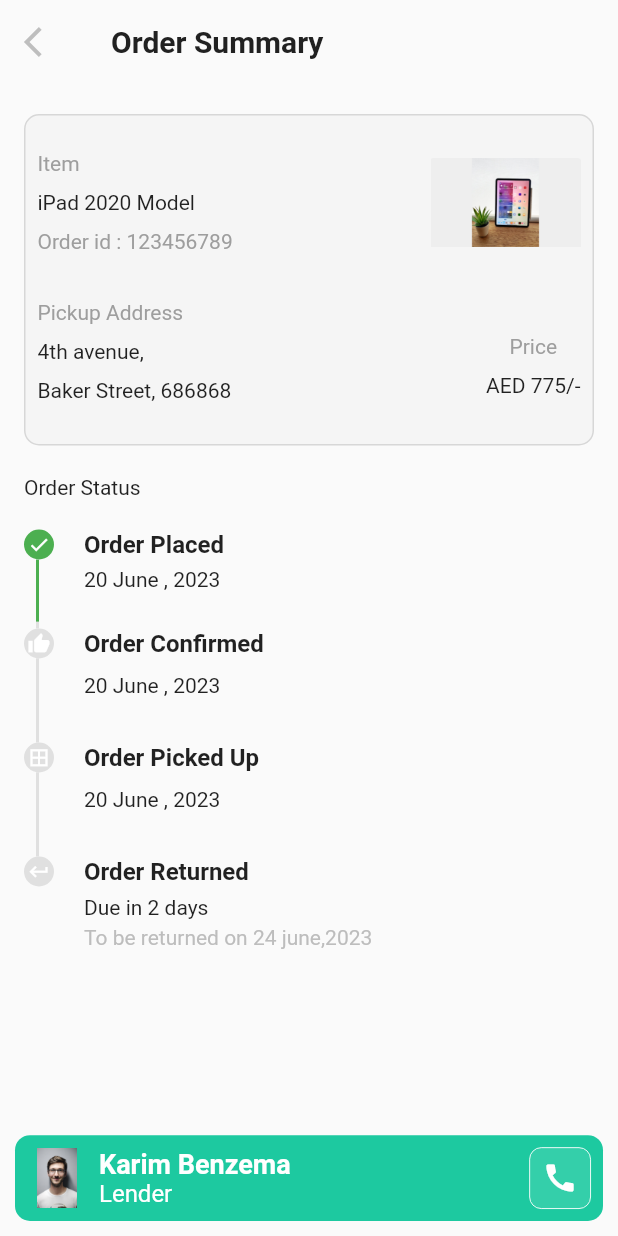
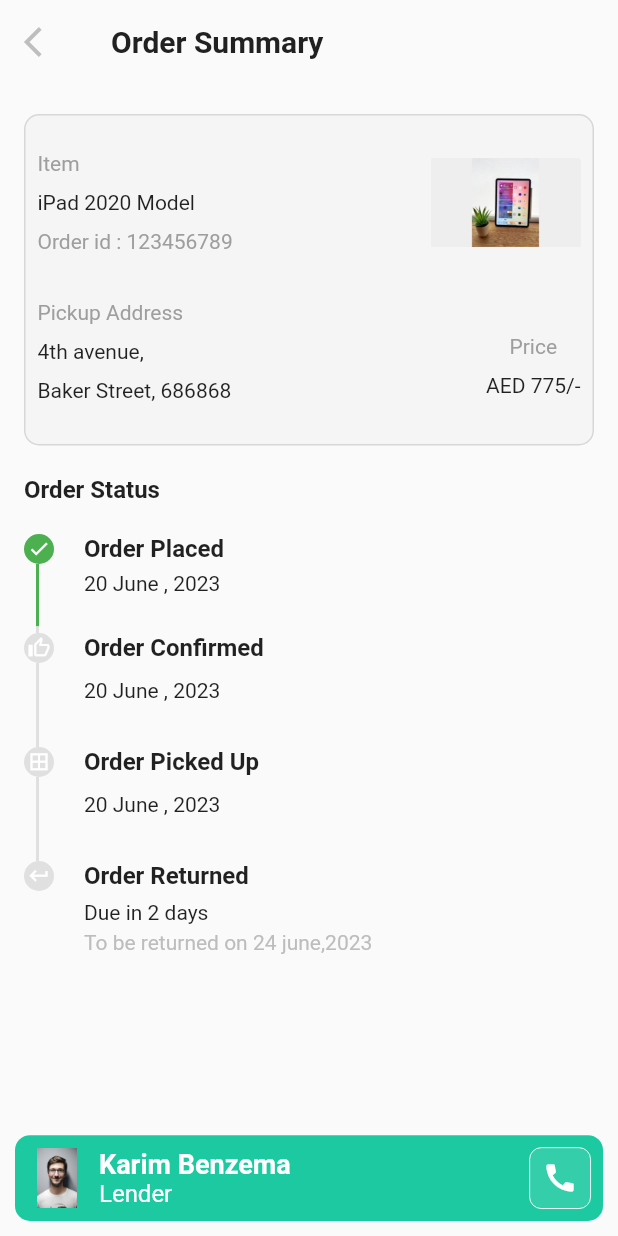
Before and after one commit to jithuhari/calender_rendal_app, a Flutter app: the screen it shows after launch, on a phone screen of 412 x 824 dp. Run offline on Flutter 3.47's test engine with Material 2 defaults, Android fonts, the phone set to English and light mode, and no system bars; our stand-ins replace get, table_calendar; missing offline and left inert: order_tracker_zen.

Commit message:
done some changes in ui

```diff
--- a/lib/features/order_summary/order_summary_screen.dart
+++ b/lib/features/order_summary/order_summary_screen.dart
@@ -30,7 +30,10 @@ class OrderSummaryScreen extends StatelessWidget {
               SizedBox(
                 height: 20,
               ),
-              Text('Order Status'),
+              Text(
+                'Order Status',
+                style: TextStyle(fontWeight: FontWeight.bold, fontSize: 16),
+              ),
               SizedBox(
                 height: 20,
               ),
--- a/lib/features/order_summary/source/order_tracker.dart
+++ b/lib/features/order_summary/source/order_tracker.dart
@@ -290,7 +290,7 @@ class _OrderTrackerState extends State<OrderTracker>
                           : widget.inActiveColor ?? Colors.grey[300],
                       borderRadius: BorderRadius.circular(50)),
                   child: const Icon(
-                    Icons.thumb_up,
+                    Icons.thumb_up_alt_outlined,
                     size: 15,
                     color: Colors.white,
                   ),
--- a/lib/main.dart
+++ b/lib/main.dart
@@ -10,6 +10,7 @@ class MyApp extends StatelessWidget {
   @override
   Widget build(BuildContext context) {
     return GetMaterialApp(
+      debugShowCheckedModeBanner: false,
       title: 'Table Calendar Demo',
       theme: ThemeData(
         primarySwatch: Colors.blue,
```
